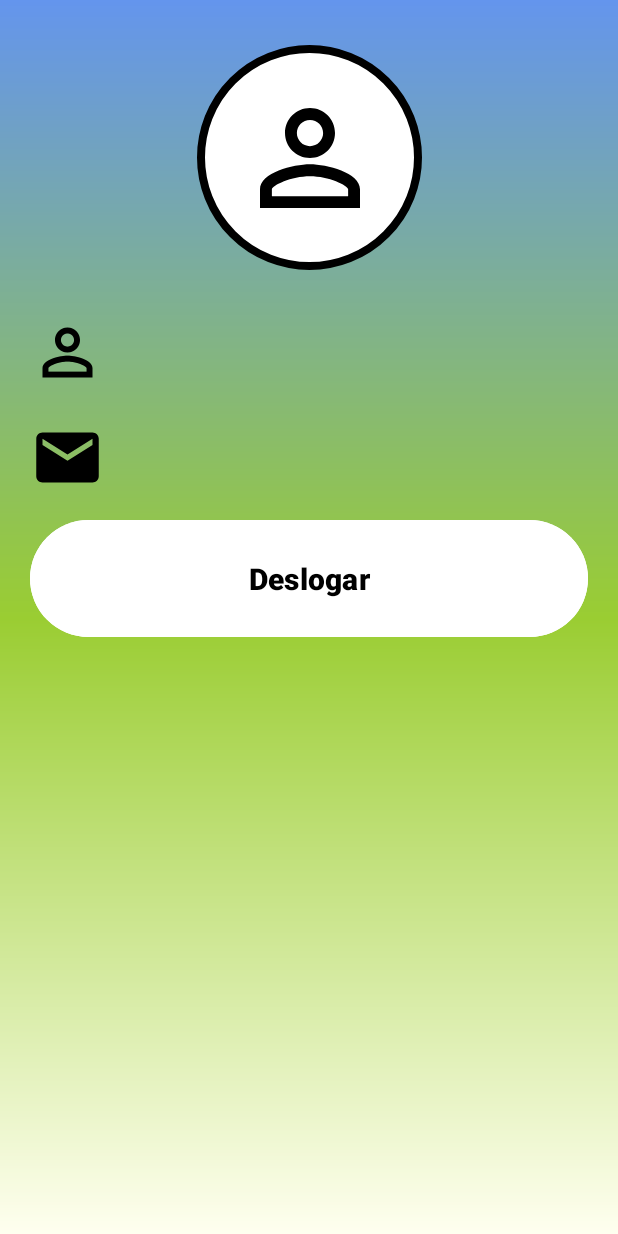
After one commit to Fel3180/projetomovimentamais, an Android app: the TelaPrincipal screen opened directly, with no data from a screen before it, on a phone screen of 412 x 824 dp. The commit adds this screen. Run offline under Robolectric (Android 15) with nearby library versions, the phone set to English and light mode, and no system bars; our stand-ins replace Firebase (no records; nobody signed in at launch, a user with empty details on screens opened directly).

```diff
--- /dev/null
+++ b/app/src/main/java/com/example/projetomovimenta/TelaPrincipal.java
@@ -0,0 +1,66 @@
+package com.example.projetomovimenta;
+
+import androidx.annotation.Nullable;
+import androidx.appcompat.app.AppCompatActivity;
+
+import android.content.Intent;
+import android.os.Bundle;
+import android.view.View;
+import android.widget.Button;
+import android.widget.TextView;
+
+import com.google.firebase.auth.FirebaseAuth;
+import com.google.firebase.firestore.DocumentReference;
+import com.google.firebase.firestore.DocumentSnapshot;
+import com.google.firebase.firestore.EventListener;
+import com.google.firebase.firestore.FirebaseFirestore;
+import com.google.firebase.firestore.FirebaseFirestoreException;
+
+public class TelaPrincipal extends AppCompatActivity {
+
+    private TextView nomeUsuario, emailUsuario;
+    private Button bt_deslogar;
+    FirebaseFirestore db=FirebaseFirestore.getInstance();
+    String usuarioID;
+
+    @Override
+    protected void onCreate(Bundle savedInstanceState) {
+        super.onCreate(savedInstanceState);
+        setContentView(R.layout.activity_tela_principal);
+
+        //getSupportActionBar().hide();
+        iniciarComponentes();
+
+        bt_deslogar.setOnClickListener(v -> {
+
+            FirebaseAuth.getInstance().signOut();
+            Intent intent = new Intent(TelaPrincipal.this, FormLogin.class);
+            startActivity(intent);
+            finish();
+        });
+    }
+
+    @Override
+    protected void onStart() {
+        super.onStart();
+
+        String email=FirebaseAuth.getInstance().getCurrentUser().getEmail();
+        usuarioID=FirebaseAuth.getInstance().getCurrentUser().getUid();
+
+        DocumentReference documentReference= db.collection("Usuários").document(usuarioID);
+        documentReference.addSnapshotListener((documentSnapshot, error) -> {
+            if (documentSnapshot!=null){
+                nomeUsuario.setText(documentSnapshot.getString("nome"));
+                emailUsuario.setText(email);
+            }
+
+        });
+    }
+
+    private void iniciarComponentes(){
+        nomeUsuario=findViewById(R.id.textNomeUsuario);
+        emailUsuario=findViewById(R.id.textEmailUsuario);
+        bt_deslogar=findViewById(R.id.bt_deslogar);
+    }
+
+}
--- /dev/null
+++ b/app/src/main/res/drawable/container_user.xml
@@ -0,0 +1,7 @@
+<?xml version="1.0" encoding="utf-8"?>
+<shape xmlns:android="http://schemas.android.com/apk/res/android">
+       <solid android:color="@color/white"/>
+       <corners android:radius="100dp"/>
+       <stroke android:color="@color/black" android:width="5dp"/>
+
+</shape>
--- /dev/null
+++ b/app/src/main/res/drawable/ic_user.xml
@@ -0,0 +1,5 @@
+<vector android:height="24dp" android:tint="#000000"
+    android:viewportHeight="24" android:viewportWidth="24"
+    android:width="24dp" xmlns:android="http://schemas.android.com/apk/res/android">
+    <path android:fillColor="@android:color/white" android:pathData="M12,5.9c1.16,0 2.1,0.94 2.1,2.1s-0.94,2.1 -2.1,2.1S9.9,9.16 9.9,8s0.94,-2.1 2.1,-2.1m0,9c2.97,0 6.1,1.46 6.1,2.1v1.1L5.9,18.1L5.9,17c0,-0.64 3.13,-2.1 6.1,-2.1M12,4C9.79,4 8,5.79 8,8s1.79,4 4,4 4,-1.79 4,-4 -1.79,-4 -4,-4zM12,13c-2.67,0 -8,1.34 -8,4v3h16v-3c0,-2.66 -5.33,-4 -8,-4z"/>
+</vector>
--- /dev/null
+++ b/app/src/main/res/layout/activity_tela_principal.xml
@@ -0,0 +1,90 @@
+<?xml version="1.0" encoding="utf-8"?>
+<androidx.constraintlayout.widget.ConstraintLayout xmlns:android="http://schemas.android.com/apk/res/android"
+    xmlns:app="http://schemas.android.com/apk/res-auto"
+    xmlns:tools="http://schemas.android.com/tools"
+    android:layout_width="match_parent"
+    android:layout_height="match_parent"
+    android:background="@drawable/background"
+    tools:context=".TelaPrincipal">
+
+    <View
+        android:id="@+id/containerUser"
+        android:layout_width="150dp"
+        android:layout_height="150dp"
+        android:layout_marginTop="30dp"
+        android:background="@drawable/container_user"
+        app:layout_constraintStart_toStartOf="parent"
+        app:layout_constraintEnd_toEndOf="parent"
+        app:layout_constraintTop_toTopOf="parent"/>
+
+    <ImageView
+        android:layout_width="100dp"
+        android:layout_height="100dp"
+        android:src="@drawable/ic_user"
+        app:layout_constraintStart_toStartOf="@id/containerUser"
+        app:layout_constraintEnd_toEndOf="@id/containerUser"
+        app:layout_constraintTop_toTopOf="@id/containerUser"
+        app:layout_constraintBottom_toBottomOf="@id/containerUser"/>
+
+    <ImageView
+        android:id="@+id/iconeUser"
+        android:layout_width="50dp"
+        android:layout_height="50dp"
+        android:src="@drawable/ic_user"
+        android:layout_marginLeft="20dp"
+        android:layout_marginTop="30dp"
+        app:layout_constraintTop_toBottomOf="@id/containerUser"
+        app:layout_constraintStart_toStartOf="parent"/>
+
+    <TextView
+        android:id="@+id/textNomeUsuario"
+        android:layout_width="wrap_content"
+        android:layout_height="wrap_content"
+        android:layout_marginTop="40dp"
+        android:layout_marginLeft="20dp"
+        android:text=""
+        android:textColor="@color/black"
+        android:textSize="22sp"
+        android:textStyle="bold"
+        app:layout_constraintStart_toEndOf="@+id/iconeUser"
+        app:layout_constraintTop_toBottomOf="@id/containerUser" />
+
+    <ImageView
+        android:id="@+id/iconeEmail"
+        android:layout_width="50dp"
+        android:layout_height="50dp"
+        android:src="@drawable/ic_email"
+        android:layout_marginLeft="20dp"
+        android:layout_marginTop="20dp"
+        app:layout_constraintTop_toBottomOf="@id/iconeUser"
+        app:layout_constraintStart_toStartOf="parent"/>
+
+    <TextView
+        android:id="@+id/textEmailUsuario"
+        android:layout_width="wrap_content"
+        android:layout_height="wrap_content"
+        android:layout_marginStart="20dp"
+        android:layout_marginTop="44dp"
+        android:text=""
+        android:textColor="@color/black"
+        android:textSize="22sp"
+        android:textStyle="bold"
+        app:layout_constraintStart_toEndOf="@id/iconeEmail"
+        app:layout_constraintTop_toBottomOf="@+id/textNomeUsuario" />
+
+    <Button
+        android:id="@+id/bt_deslogar"
+        android:layout_width="match_parent"
+        android:layout_height="wrap_content"
+        android:text="Deslogar"
+        android:textColor="@color/black"
+        android:textSize="20sp"
+        android:textStyle="bold"
+        android:textAllCaps="false"
+        android:backgroundTint="@color/white"
+        android:padding="25dp"
+        android:layout_margin="20dp"
+        app:layout_constraintTop_toBottomOf="@id/textEmailUsuario" />
+
+
+</androidx.constraintlayout.widget.ConstraintLayout>
--- a/app/src/main/res/values/strings.xml
+++ b/app/src/main/res/values/strings.xml
@@ -2,4 +2,5 @@
     <string name="app_name">Projeto Movimenta</string>
     <string name="entrar">Entrar</string>
     <string name="text_cadastro">Crie uma conta clicando aqui </string>
+    <string name="title_cadastro">Cadastre-se</string>
 </resources>
--- a/app/src/main/res/values/styles.xml
+++ b/app/src/main/res/values/styles.xml
@@ -1,6 +1,6 @@
 <?xml version="1.0" encoding="utf-8"?>
 <resources>
-    <style name="ContainerComponentes">
+    <style name="ContainerComponents">
         <item name="android:layout_width">match_parent</item>
         <item name="android:layout_height">250dp</item>
         <item name="android:background">@drawable/container_components</item>
@@ -26,8 +26,8 @@
         <item name="android:layout_marginRight">40dp</item>
         <item name="android:layout_marginTop">15dp</item>
         <item name="android:padding">20dp</item>
-        <item name="android:textColor">@color/white</item>
-        <item name="android:textSize">18sp</item>
+        <item name="android:textColor">@color/black</item>
+        <item name="android:textSize">20sp</item>
         <item name="android:textStyle">bold</item>
         <item name="textAllCaps">false</item>
         <item name="android:background">@drawable/button</item>
--- a/build.gradle.kts
+++ b/build.gradle.kts
@@ -1,4 +1,5 @@
 // Top-level build file where you can add configuration options common to all sub-projects/modules.
 plugins {
-    id("com.android.application") version "8.1.1" apply false
+    id("com.android.application") version "8.1.2" apply false
+    id("com.google.gms.google-services") version "4.3.15" apply false
 }
```
Also changed, not shown: app/build.gradle.kts (+11 -1 lines), app/src/main/AndroidManifest.xml (+21 -0 lines), app/src/main/java/com/example/projetomovimenta/FormCadastro.java (added, +126 -0 lines), app/src/main/java/com/example/projetomovimenta/FormLogin.java (+38 -1 lines), app/src/main/res/drawable/button.xml (+5 -2 lines), app/src/main/res/layout/activity_form_cadastro.xml (added, +73 -0 lines), app/src/main/res/layout/activity_form_login.xml (+15 -13 lines), 1 other file.
